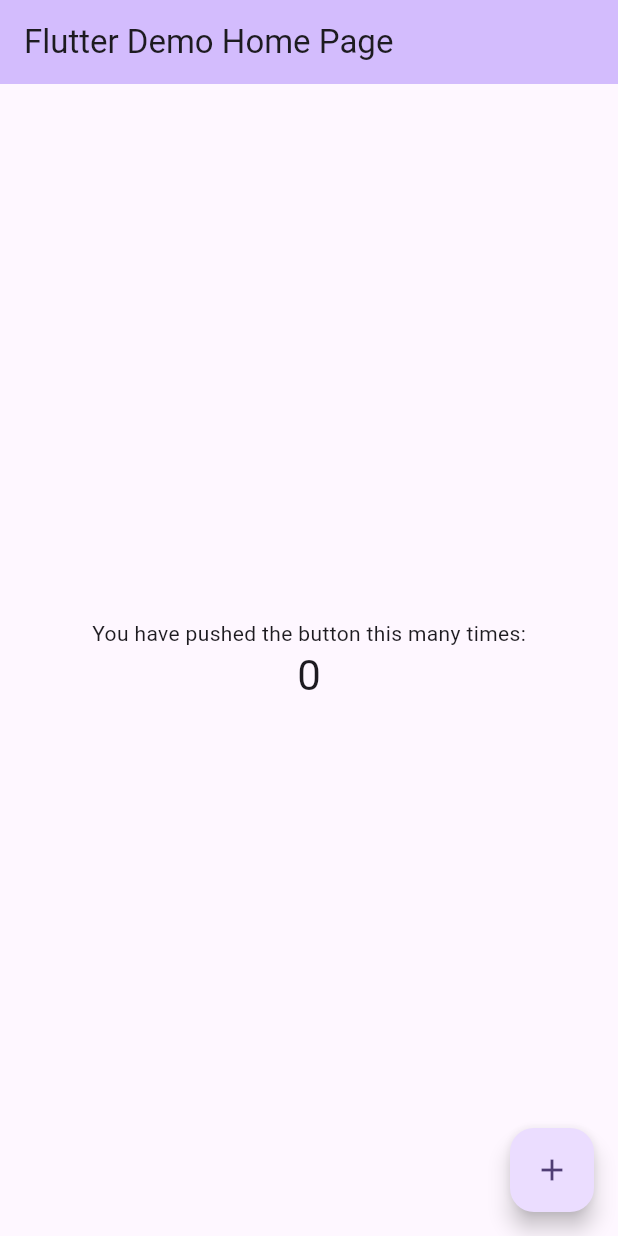
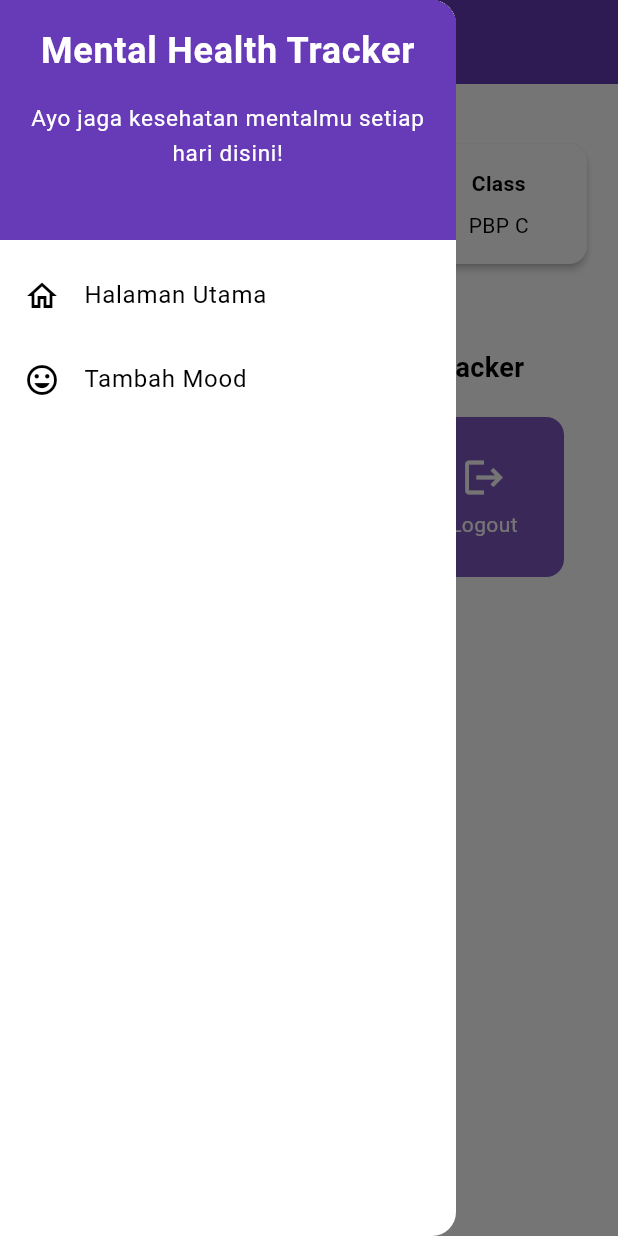
Before and after one commit to rafifsulaiman/mental-health-tracker-mobile, a Flutter app: the screen it shows after launch, with the side drawer open (before the commit the screen has no drawer), on a phone screen of 412 x 824 dp. Run offline on Flutter 3.47's test engine with Material 3 defaults, Android fonts, the phone set to English and light mode, and no system bars.

Commit message:
tutorial 7

```diff
--- a/lib/main.dart
+++ b/lib/main.dart
@@ -1,4 +1,5 @@
 import 'package:flutter/material.dart';
+import 'package:mental_health_tracker/screens/menu.dart';
 
 void main() {
   runApp(const MyApp());
@@ -28,98 +29,11 @@ class MyApp extends StatelessWidget {
         //
         // This works for code too, not just values: Most code changes can be
         // tested with just a hot reload.
-        colorScheme: ColorScheme.fromSeed(seedColor: Colors.deepPurple),
-        useMaterial3: true,
+        colorScheme: ColorScheme.fromSwatch(
+              primarySwatch: Colors.deepPurple,
+        ).copyWith(secondary: Colors.deepPurple[400]),
       ),
-      home: const MyHomePage(title: 'Flutter Demo Home Page'),
+      home: MyHomePage(),
     );
   }
 }
-
-class MyHomePage extends StatefulWidget {
-  const MyHomePage({super.key, required this.title});
-
-  // This widget is the home page of your application. It is stateful, meaning
-  // that it has a State object (defined below) that contains fields that affect
-  // how it looks.
-
-  // This class is the configuration for the state. It holds the values (in this
-  // case the title) provided by the parent (in this case the App widget) and
-  // used by the build method of the State. Fields in a Widget subclass are
-  // always marked "final".
-
-  final String title;
-
-  @override
-  State<MyHomePage> createState() => _MyHomePageState();
-}
-
-class _MyHomePageState extends State<MyHomePage> {
-  int _counter = 0;
-
-  void _incrementCounter() {
-    setState(() {
-      // This call to setState tells the Flutter framework that something has
-      // changed in this State, which causes it to rerun the build method below
-      // so that the display can reflect the updated values. If we changed
-      // _counter without calling setState(), then the build method would not be
-      // called again, and so nothing would appear to happen.
-      _counter++;
-    });
-  }
-
-  @override
-  Widget build(BuildContext context) {
-    // This method is rerun every time setState is called, for instance as done
-    // by the _incrementCounter method above.
-    //
-    // The Flutter framework has been optimized to make rerunning build methods
-    // fast, so that you can just rebuild anything that needs updating rather
-    // than having to individually change instances of widgets.
-    return Scaffold(
-      appBar: AppBar(
-        // TRY THIS: Try changing the color here to a specific color (to
-        // Colors.amber, perhaps?) and trigger a hot reload to see the AppBar
-        // change color while the other colors stay the same.
-        backgroundColor: Theme.of(context).colorScheme.inversePrimary,
-        // Here we take the value from the MyHomePage object that was created by
-        // the App.build method, and use it to set our appbar title.
-        title: Text(widget.title),
-      ),
-      body: Center(
-        // Center is a layout widget. It takes a single child and positions it
-        // in the middle of the parent.
-        child: Column(
-          // Column is also a layout widget. It takes a list of children and
-          // arranges them vertically. By default, it sizes itself to fit its
-          // children horizontally, and tries to be as tall as its parent.
-          //
-          // Column has various properties to control how it sizes itself and
-          // how it positions its children. Here we use mainAxisAlignment to
-          // center the children vertically; the main axis here is the vertical
-          // axis because Columns are vertical (the cross axis would be
-          // horizontal).
-          //
-          // TRY THIS: Invoke "debug painting" (choose the "Toggle Debug Paint"
-          // action in the IDE, or press "p" in the console), to see the
-          // wireframe for each widget.
-          mainAxisAlignment: MainAxisAlignment.center,
-          children: <Widget>[
-            const Text(
-              'You have pushed the button this many times:',
-            ),
-            Text(
-              '$_counter',
-              style: Theme.of(context).textTheme.headlineMedium,
-            ),
-          ],
-        ),
-      ),
-      floatingActionButton: FloatingActionButton(
-        onPressed: _incrementCounter,
-        tooltip: 'Increment',
-        child: const Icon(Icons.add),
-      ), // This trailing comma makes auto-formatting nicer for build methods.
-    );
-  }
-}
--- /dev/null
+++ b/lib/screens/menu.dart
@@ -0,0 +1,134 @@
+import 'package:flutter/material.dart';
+import 'package:mental_health_tracker/widgets/left_drawer.dart';
+import 'package:mental_health_tracker/widgets/mood_card.dart';
+
+class MyHomePage extends StatelessWidget {
+  MyHomePage({super.key});
+  final String npm = '2306222771'; // NPM
+    final String name = 'Rafif Sulaiman Dirvesa'; // Nama
+    final String className = 'PBP C'; // Kelas
+
+    final List<ItemHomepage> items = [
+         ItemHomepage("Lihat Mood", Icons.mood),
+         ItemHomepage("Tambah Mood", Icons.add),
+         ItemHomepage("Logout", Icons.logout),
+     ];
+
+    @override
+  Widget build(BuildContext context) {
+    // Scaffold menyediakan struktur dasar halaman dengan AppBar dan body.
+    return Scaffold(
+      // AppBar adalah bagian atas halaman yang menampilkan judul.
+      appBar: AppBar(
+        // Judul aplikasi "Mental Health Tracker" dengan teks putih dan tebal.
+
+        title: const Text(
+          'Mental Health Tracker',
+          style: TextStyle(
+            color: Colors.white,
+            fontWeight: FontWeight.bold,
+          ),
+        ),
+        // Warna latar belakang AppBar diambil dari skema warna tema aplikasi.
+        backgroundColor: Theme.of(context).colorScheme.primary,
+        // Mengganti warna icon drawer menjadi putih
+        iconTheme: const IconThemeData(color: Colors.white),
+      ),
+      // Masukkan drawer sebagai parameter nilai drawer dari widget Scaffold
+      drawer: const LeftDrawer(),
+      // Body halaman dengan padding di sekelilingnya.
+      body: Padding(
+        padding: const EdgeInsets.all(16.0),
+        // Menyusun widget secara vertikal dalam sebuah kolom.
+        child: Column(
+          crossAxisAlignment: CrossAxisAlignment.center,
+          children: [
+            // Row untuk menampilkan 3 InfoCard secara horizontal.
+            Row(
+              mainAxisAlignment: MainAxisAlignment.spaceEvenly,
+              children: [
+                InfoCard(title: 'NPM', content: npm),
+                InfoCard(title: 'Name', content: name),
+                InfoCard(title: 'Class', content: className),
+              ],
+            ),
+
+            // Memberikan jarak vertikal 16 unit.
+            const SizedBox(height: 16.0),
+
+            // Menempatkan widget berikutnya di tengah halaman.
+            Center(
+              child: Column(
+                // Menyusun teks dan grid item secara vertikal.
+
+                children: [
+                  // Menampilkan teks sambutan dengan gaya tebal dan ukuran 18.
+                  const Padding(
+                    padding: EdgeInsets.only(top: 16.0),
+                    child: Text(
+                      'Welcome to Mental Health Tracker',
+                      style: TextStyle(
+                        fontWeight: FontWeight.bold,
+                        fontSize: 18.0,
+                      ),
+                    ),
+                  ),
+
+                  // Grid untuk menampilkan ItemCard dalam bentuk grid 3 kolom.
+                  GridView.count(
+                    primary: true,
+                    padding: const EdgeInsets.all(20),
+                    crossAxisSpacing: 10,
+                    mainAxisSpacing: 10,
+                    crossAxisCount: 3,
+                    // Agar grid menyesuaikan tinggi kontennya.
+                    shrinkWrap: true,
+
+                    // Menampilkan ItemCard untuk setiap item dalam list items.
+                    children: items.map((ItemHomepage item) {
+                      return ItemCard(item);
+                    }).toList(),
+                  ),
+                ],
+              ),
+            ),
+          ],
+        ),
+      ),
+    );
+  }
+}
+
+
+  class InfoCard extends StatelessWidget {
+  // Kartu informasi yang menampilkan title dan content.
+
+  final String title;  // Judul kartu.
+  final String content;  // Isi kartu.
+
+  const InfoCard({super.key, required this.title, required this.content});
+
+  @override
+  Widget build(BuildContext context) {
+    return Card(
+      // Membuat kotak kartu dengan bayangan dibawahnya.
+      elevation: 2.0,
+      child: Container(
+        // Mengatur ukuran dan jarak di dalam kartu.
+        width: MediaQuery.of(context).size.width / 3.5, // menyesuaikan dengan lebar device yang digunakan.
+        padding: const EdgeInsets.all(16.0),
+        // Menyusun title dan content secara vertikal.
+        child: Column(
+          children: [
+            Text(
+              title,
+              style: const TextStyle(fontWeight: FontWeight.bold),
+            ),
+            const SizedBox(height: 8.0),
+            Text(content),
+          ],
+        ),
+      ),
+    );
+  }
+}
--- /dev/null
+++ b/lib/widgets/left_drawer.dart
@@ -0,0 +1,69 @@
+import 'package:flutter/material.dart';
+import 'package:mental_health_tracker/screens/menu.dart';
+import 'package:mental_health_tracker/screens/moodentry_form.dart';
+
+class LeftDrawer extends StatelessWidget {
+  const LeftDrawer({super.key});
+
+  @override
+  Widget build(BuildContext context) {
+    return Drawer(
+      child: ListView(
+        children: [
+          DrawerHeader(
+                decoration: BoxDecoration(
+      color: Theme.of(context).colorScheme.primary,
+    ),
+    child: const Column(
+      children: [
+        Text(
+          'Mental Health Tracker',
+          textAlign: TextAlign.center,
+          style: TextStyle(
+            fontSize: 24,
+            fontWeight: FontWeight.bold,
+            color: Colors.white,
+          ),
+        ),
+        Padding(padding: EdgeInsets.all(8)),
+        Text(
+          "Ayo jaga kesehatan mentalmu setiap hari disini!",
+          textAlign: TextAlign.center,
+          style: TextStyle(
+            fontSize: 15,
+            color: Colors.white,
+            fontWeight: FontWeight.normal,
+          ),
+        ),
+      ],
+    ),
+          ),
+  ListTile(
+    leading: const Icon(Icons.home_outlined),
+    title: const Text('Halaman Utama'),
+    // Bagian redirection ke MyHomePage
+    onTap: () {
+      Navigator.pushReplacement(
+          context,
+          MaterialPageRoute(
+            builder: (context) => MyHomePage(),
+          ));
+    },
+  ),
+  ListTile(
+    leading: const Icon(Icons.mood),
+    title: const Text('Tambah Mood'),
+    // Bagian redirection ke MoodEntryFormPage
+    onTap: () {
+      Navigator.push(
+          context,
+          MaterialPageRoute(
+            builder: (context) => const MoodEntryFormPage(),
+          ));
+    },
+  ),
+        ],
+      ),
+    );
+  }
+}
--- /dev/null
+++ b/lib/widgets/mood_card.dart
@@ -0,0 +1,69 @@
+import 'package:flutter/material.dart';
+import 'package:mental_health_tracker/screens/moodentry_form.dart';
+
+class ItemHomepage {
+     final String name;
+     final IconData icon;
+
+     ItemHomepage(this.name, this.icon);
+ }
+
+class ItemCard extends StatelessWidget {
+  // Menampilkan kartu dengan ikon dan nama.
+
+  final ItemHomepage item;
+
+  const ItemCard(this.item, {super.key});
+
+  @override
+  Widget build(BuildContext context) {
+    return Material(
+      // Menentukan warna latar belakang dari tema aplikasi.
+      color: Theme.of(context).colorScheme.secondary,
+      // Membuat sudut kartu melengkung.
+      borderRadius: BorderRadius.circular(12),
+
+      child: InkWell(
+        // Aksi ketika kartu ditekan.
+        onTap: () {
+          // Menampilkan pesan SnackBar saat kartu ditekan.
+          ScaffoldMessenger.of(context)
+            ..hideCurrentSnackBar()
+            ..showSnackBar(
+              SnackBar(content: Text("Kamu telah menekan tombol ${item.name}!"))
+            );
+          if (item.name == 'Tambah Mood') {
+            Navigator.push(
+              context,
+              MaterialPageRoute(builder: (context) => const MoodEntryFormPage()),
+            );
+          }
+        },
+        // Container untuk menyimpan Icon dan Text
+        child: Container(
+          padding: const EdgeInsets.all(8),
+          child: Center(
+            child: Column(
+              // Menyusun ikon dan teks di tengah kartu.
+              mainAxisAlignment: MainAxisAlignment.center,
+              children: [
+                Icon(
+                  item.icon,
+                  color: Colors.white,
+                  size: 30.0,
+                ),
+                const Padding(padding: EdgeInsets.all(3)),
+                Text(
+                  item.name,
+                  textAlign: TextAlign.center,
+                  style: const TextStyle(color: Colors.white),
+                ),
+              ],
+            ),
+          ),
+        ),
+      ),
+    );
+  }
+
+}
```
Also changed, not shown: lib/screens/moodentry_form.dart (added, +159 -0 lines), 1 other file.
